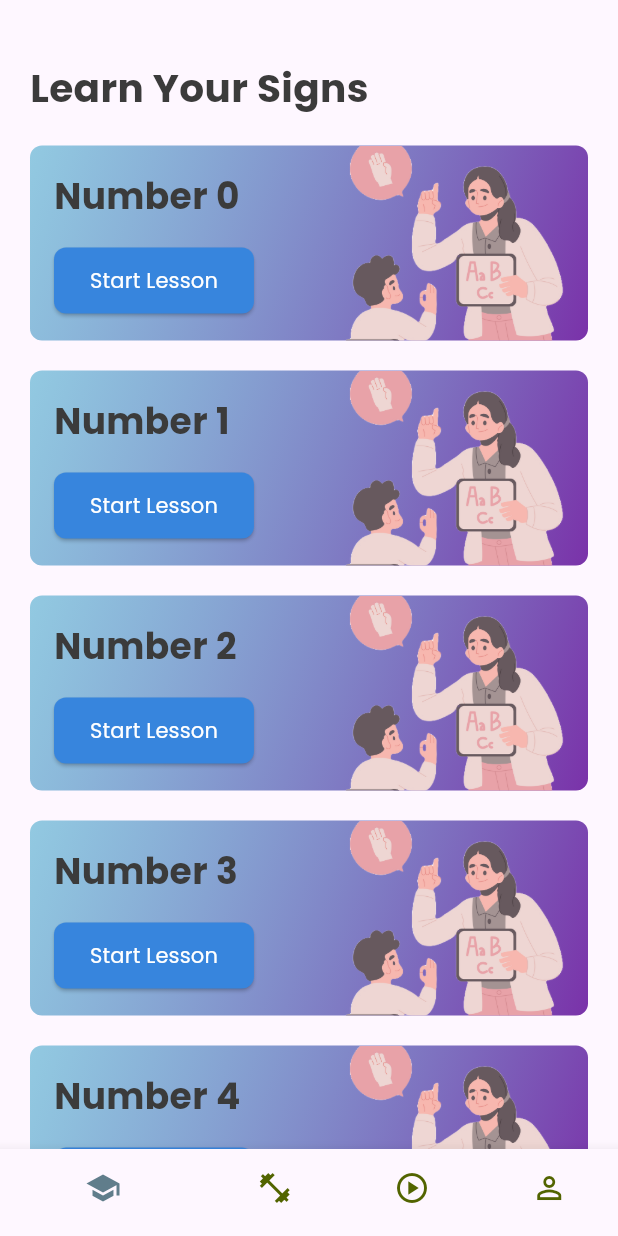
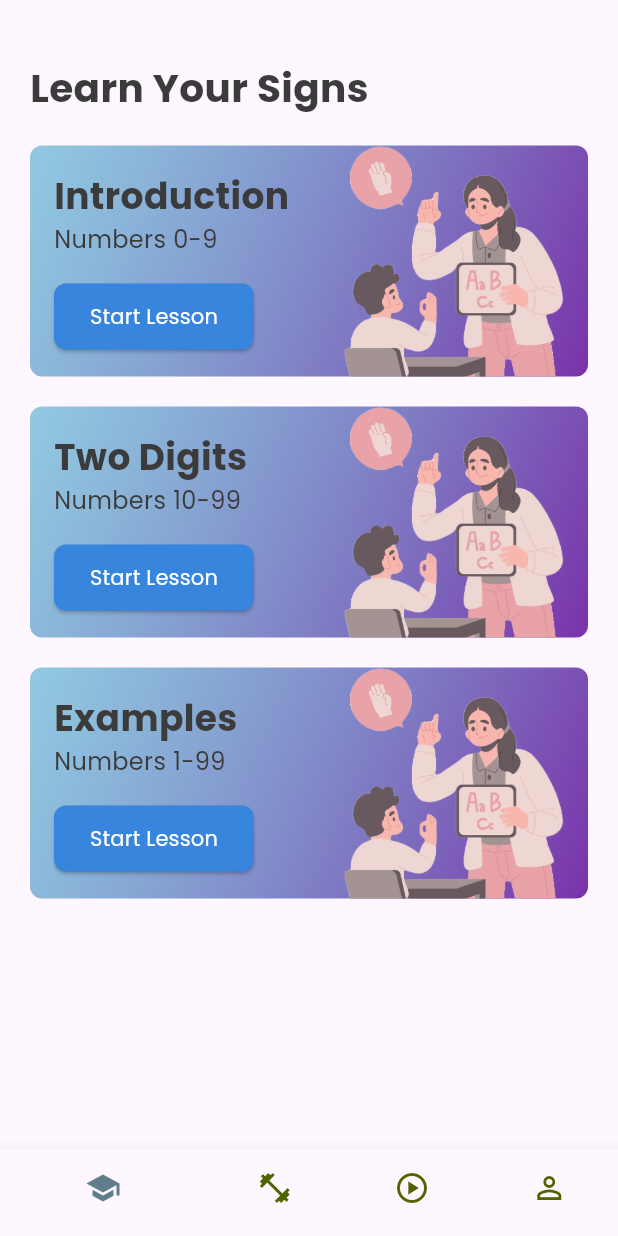
Before and after one commit to PeterDMadrid/Flutter_UI, a Flutter app: the screen it shows after launch, on a phone screen of 412 x 824 dp. Run offline on Flutter 3.47's test engine with Material 3 defaults, Android fonts, the light colour scheme and no system bars; our stand-ins replace lottie.

Commit message:
Edited card template and screen for lesson

```diff
--- a/lib/screens/lesson/lesson_screen.dart
+++ b/lib/screens/lesson/lesson_screen.dart
@@ -20,25 +20,23 @@ class LessonScreen extends StatelessWidget {
                 const SizedBox(height: 40),
                 Text("Learn Your Signs", style: AppStyles.headLineStyle1),
                 const SizedBox(height: 20,),
-                const LessonCard(lessonName:"Number 0" ,  lessonIcon: AppMedia.practiceRecognitionBackground),
+                const LessonCard(
+                  lessonTitle:"Introduction" ,
+                  lessonSubtitle: "Numbers 0-9",
+                  lessonIcon: AppMedia.practiceRecognitionBackground
+                ),
                 const SizedBox(height: 20,),
-                const LessonCard(lessonName:"Number 1" ,  lessonIcon: AppMedia.practiceRecognitionBackground),
+                const LessonCard(
+                  lessonTitle:"Two Digits" ,
+                  lessonSubtitle: "Numbers 10-99",
+                  lessonIcon: AppMedia.practiceRecognitionBackground
+                ),
                 const SizedBox(height: 20,),
-                const LessonCard(lessonName:"Number 2" ,  lessonIcon: AppMedia.practiceRecognitionBackground),
-                const SizedBox(height: 20,),
-                const LessonCard(lessonName:"Number 3" ,  lessonIcon: AppMedia.practiceRecognitionBackground),
-                const SizedBox(height: 20,),
-                const LessonCard(lessonName:"Number 4" ,  lessonIcon: AppMedia.practiceRecognitionBackground),
-                const SizedBox(height: 20,),
-                const LessonCard(lessonName:"Number 5" ,  lessonIcon: AppMedia.practiceRecognitionBackground),
-                const SizedBox(height: 20,),
-                const LessonCard(lessonName:"Number 6" ,  lessonIcon: AppMedia.practiceRecognitionBackground),
-                const SizedBox(height: 20,),
-                const LessonCard(lessonName:"Number 7" ,  lessonIcon: AppMedia.practiceRecognitionBackground),
-                const SizedBox(height: 20,),
-                const LessonCard(lessonName:"Number 8" ,  lessonIcon: AppMedia.practiceRecognitionBackground),
-                const SizedBox(height: 20,),
-                const LessonCard(lessonName:"Number 9" ,  lessonIcon: AppMedia.practiceRecognitionBackground),
+                const LessonCard(
+                  lessonTitle:"Examples" ,
+                  lessonSubtitle: "Numbers 1-99",
+                  lessonIcon: AppMedia.practiceRecognitionBackground
+                ),
                 const SizedBox(height: 20,),
               ],
             ),
--- a/lib/screens/lesson/widgets/lesson_card.dart
+++ b/lib/screens/lesson/widgets/lesson_card.dart
@@ -4,11 +4,13 @@ import 'package:flutter_hands/base/res/styles/app_styles.dart';
 class LessonCard extends StatelessWidget {
   const LessonCard({
     super.key,
-    required this.lessonName,
+    required this.lessonTitle,
+    required this.lessonSubtitle,
     required this.lessonIcon,
   });
 
-  final String lessonName;
+  final String lessonTitle;
+  final String lessonSubtitle;
   final String lessonIcon;
 
   @override
@@ -43,8 +45,12 @@ class LessonCard extends StatelessWidget {
           mainAxisSize: MainAxisSize.min,
           children: [
             Text(
-              lessonName,
+              lessonTitle,
               style: AppStyles.headLineStyle2,
+            ),
+            Text(
+              lessonSubtitle,
+              style: AppStyles.paragraph2,
             ),
             const SizedBox(height: 16),
             ElevatedButton(
```
